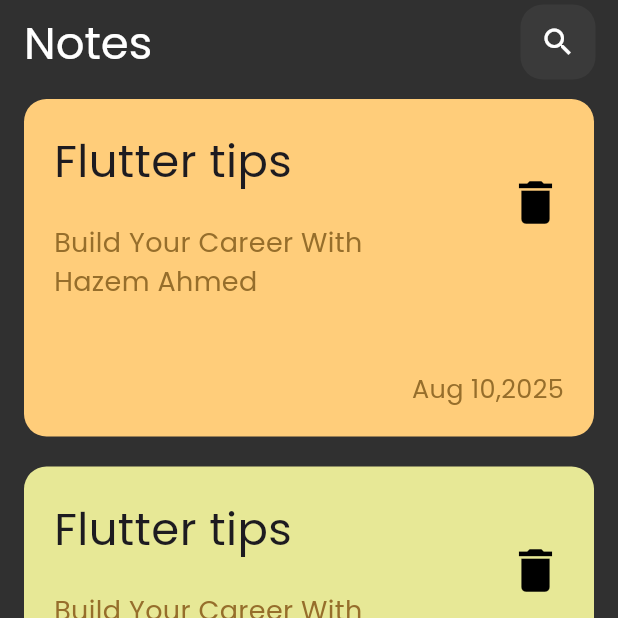
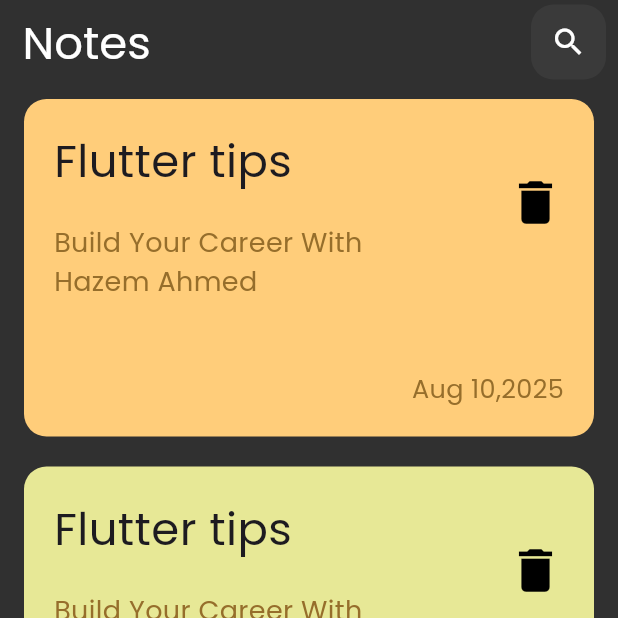
Before and after one commit to Hazem2911/notes_app, a Flutter app: the screen it shows after launch, on a phone screen of 412 x 824 dp, the top half of it. Run offline on Flutter 3.47's test engine with Material 3 defaults, Android fonts, the phone set to English and light mode, and no system bars.

Commit message:
Made a custom appBar

```diff
--- a/lib/Widgets/custom_appBar.dart
+++ b/lib/Widgets/custom_appBar.dart
@@ -1,17 +1,24 @@
 import 'package:flutter/material.dart';
 import 'package:notes_app/Widgets/Clickable_Icon.dart';
 
-PreferredSizeWidget customAppBar({required String title, List<Widget>? actions}) {
+PreferredSizeWidget customAppBar({
+  required String title,
+  List<Widget>? actions,
+}) {
   return AppBar(
+    automaticallyImplyLeading: false,
     backgroundColor: const Color(0xff303030),
     title: Text(
       title,
       style: const TextStyle(color: Colors.white, fontSize: 30),
     ),
-    actions: actions ??
+    titleSpacing: 15,
+
+    actions:
+        actions ??
         [
           const Padding(
-            padding: EdgeInsets.only(right: 15.0),
+            padding: EdgeInsets.only(right: 8.0),
             child: Clickableicon(icon: Icons.search),
           ),
         ],
```
